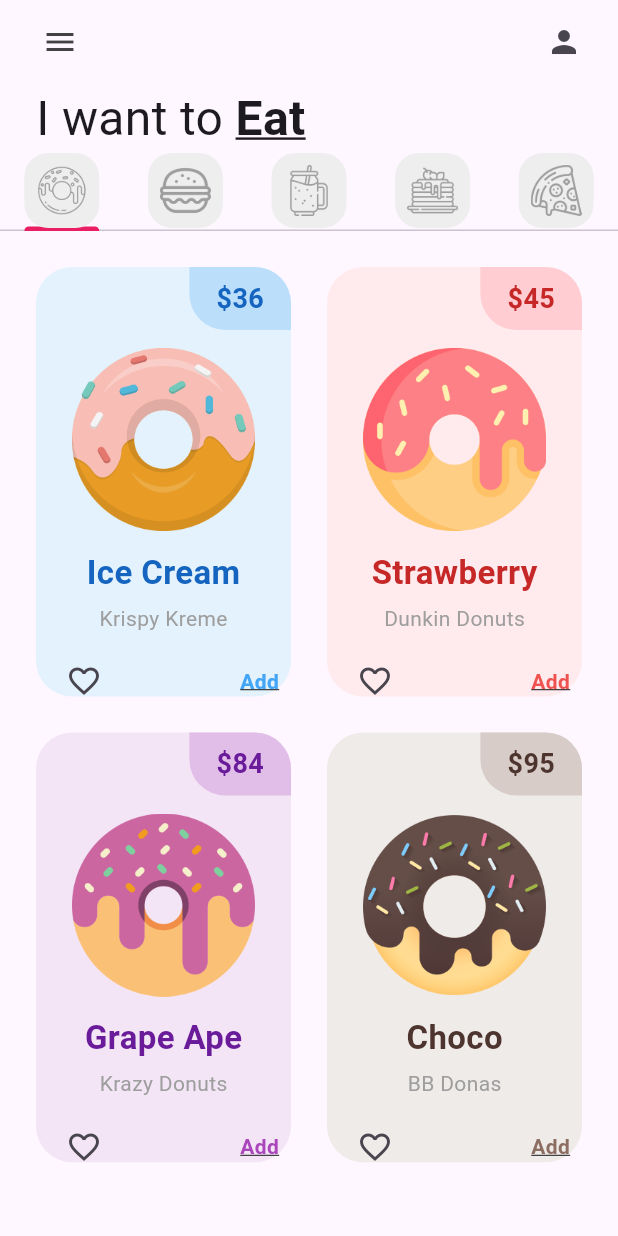
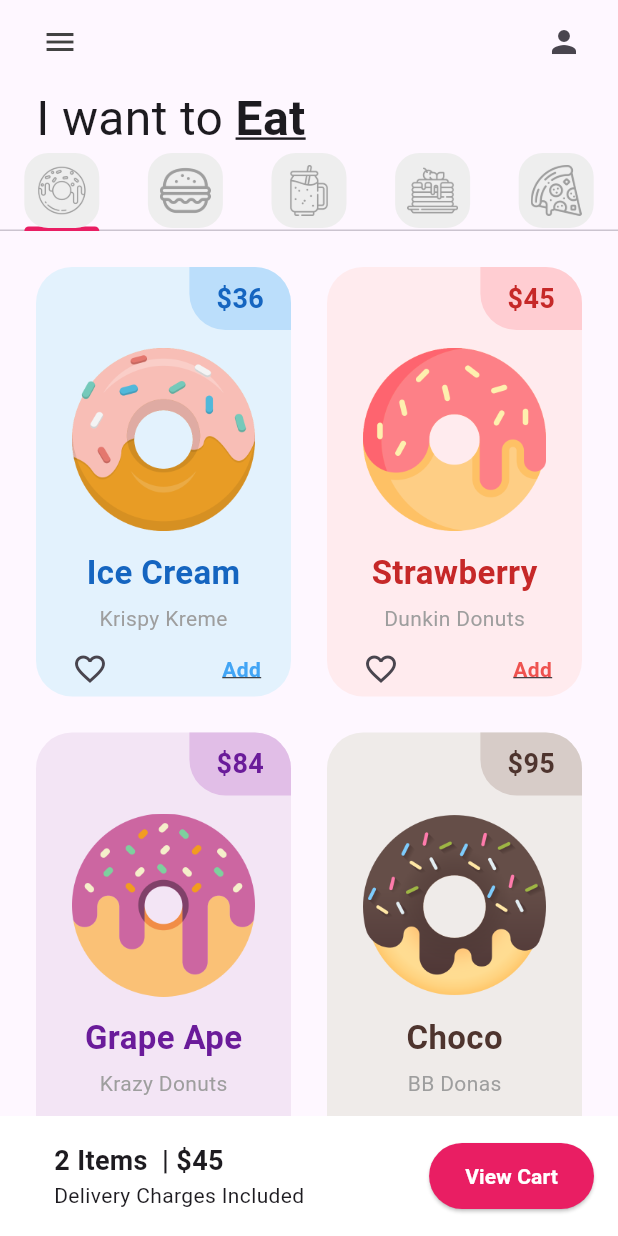
Before and after one commit to riacouoh/donut_app_4sa, a Flutter app: the screen it shows after launch, on a phone screen of 412 x 824 dp. Run offline on Flutter 3.47's test engine with Material 3 defaults, Android fonts, the phone set to English and light mode, and no system bars.

Commit message:
ShoppingCartAdded

```diff
--- a/lib/pages/home_page.dart
+++ b/lib/pages/home_page.dart
@@ -4,6 +4,7 @@ import 'package:donut_app_4sa/tabs/pancakes_tab.dart';
 import 'package:donut_app_4sa/tabs/pizza_tab.dart';
 import 'package:donut_app_4sa/tabs/smoothie_tab.dart';
 import 'package:donut_app_4sa/utils/my_tab.dart';
+import 'package:donut_app_4sa/utils/shopping_cart.dart';
 import 'package:flutter/material.dart';
 
 class HomePage extends StatefulWidget {
@@ -70,10 +71,11 @@ class _HomePageState extends State<HomePage> {
               PancakesTab(),
               PizzaTab()
             ]),
-          )
+          ),
+
+          ShoppingCart()
+
           ],
-          //4 elems de un widget:
-
 
         )
       )
--- a/lib/utils/donut_tile.dart
+++ b/lib/utils/donut_tile.dart
@@ -1,5 +1,3 @@
-import 'dart:io';
-
 import 'package:flutter/material.dart';
 
 class DonutTile extends StatelessWidget {
@@ -63,7 +61,7 @@ class DonutTile extends StatelessWidget {
 
         //icons
             Padding(
-              padding: const EdgeInsets.all(8.0),
+              padding: const EdgeInsets.only(left: 12.0, right: 20),
               child: Row(
                 mainAxisAlignment: MainAxisAlignment.spaceBetween,
                 children: [
--- /dev/null
+++ b/lib/utils/shopping_cart.dart
@@ -0,0 +1,44 @@
+import 'package:flutter/material.dart';
+
+class ShoppingCart extends StatelessWidget {
+  const ShoppingCart({
+    super.key,
+  });
+
+  @override
+  Widget build(BuildContext context) {
+    return Container(
+      color: Colors.white,
+      padding: const EdgeInsets.all(16.0),
+      child: Row(
+        mainAxisAlignment: MainAxisAlignment.spaceBetween,
+        children: [
+          const Padding(
+            padding: EdgeInsets.only(left: 20, right: 20),
+            child: Column(
+              crossAxisAlignment: CrossAxisAlignment.start,
+              children: [
+                Text("2 Items  | \$45", style: TextStyle(
+                  fontWeight: FontWeight.bold,
+                  fontSize: 18,)),
+                Text("Delivery Charges Included")
+              ],
+            ),
+          ),
+          ElevatedButton(onPressed: () {},
+          style: ElevatedButton.styleFrom (
+            backgroundColor: Colors.pink,
+            padding: const EdgeInsets.symmetric(
+              horizontal: 24,
+              vertical: 12
+            )
+          ),
+          child: const Text("View Cart", style: TextStyle(
+            color: Colors.white,
+            fontWeight: FontWeight.bold
+          ),))
+        ],
+      ),
+    );
+  }
+}
```
